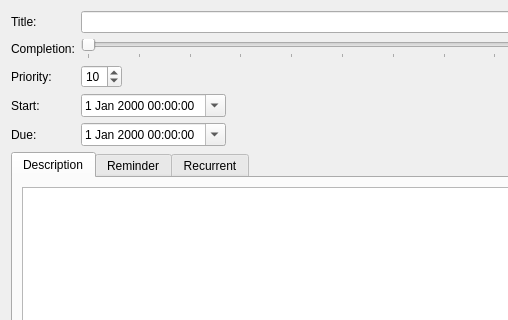
Old version of the form src/todocalendar/ui/taskdialog.ui in the repository anetczuk/hanlendar; both pictures show x 0 to 508 and y 0 to 320 of the 651 by 492 pixel window.
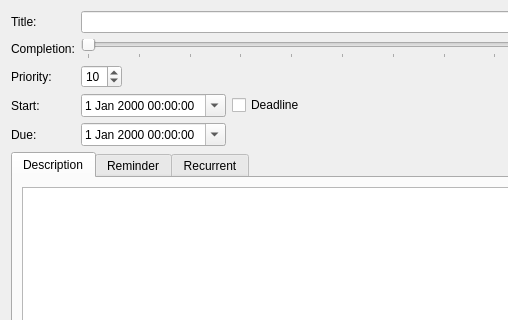
New version of the form.

Patch:
```diff
--- a/src/todocalendar/ui/taskdialog.ui
+++ b/src/todocalendar/ui/taskdialog.ui
@@ -139,6 +139,13 @@
          </property>
         </widget>
        </item>
+       <item>
+        <widget class="QCheckBox" name="deadlineBox">
+         <property name="text">
+          <string>Deadline</string>
+         </property>
+        </widget>
+       </item>
        <item>
         <spacer name="horizontalSpacer_2">
          <property name="orientation">
```
Left out of the diff: 18 changed lines with no effect on the pictures.
